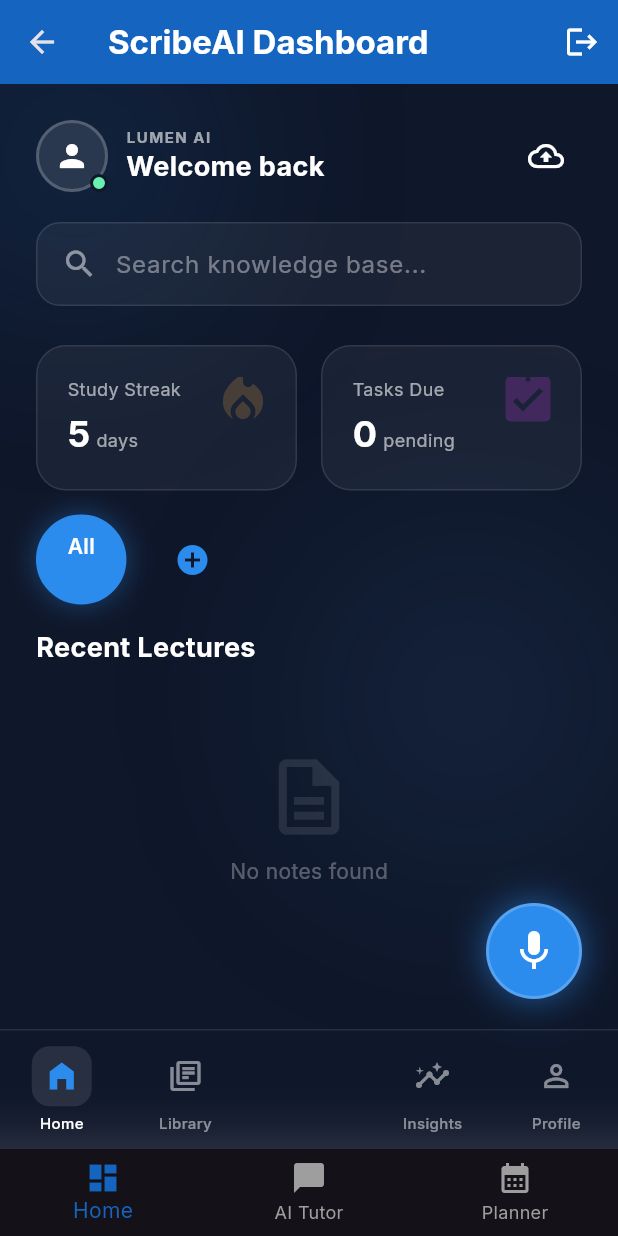
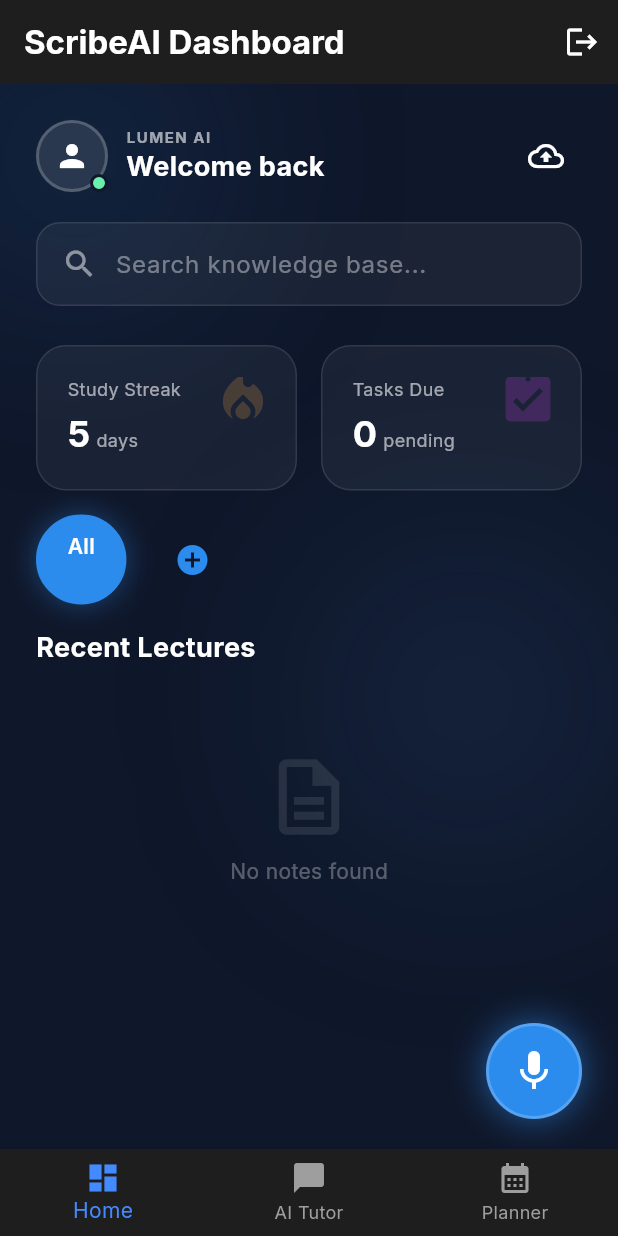
Before and after one commit to GEEK-213/scribe_ai, a Flutter app: the HomePage screen opened directly, on a phone screen of 412 x 824 dp. Run offline on Flutter 3.47's test engine with Material 3 defaults, Android fonts, the light colour scheme and no system bars; our stand-ins replace audioplayers, file_picker, flip_card, flutter_markdown, google_fonts, permission_handler and 1 more; missing offline and left inert: flutter_sound; accounts and stored records are empty; network calls fail.

Commit message:
feat: Update navigation structure and enhance HomePage UI with dark theme support

```diff
--- a/lib/main.dart
+++ b/lib/main.dart
@@ -3,7 +3,9 @@ import 'package:supabase_flutter/supabase_flutter.dart';
 import 'theme/app_theme.dart';
 import 'pages/login_page.dart';
 import 'pages/dashboard_view.dart';
-
+import 'pages/chat_selection_page.dart';
+import 'pages/profile_view.dart';
+import 'pages/home_page.dart';
 Future<void> main() async {
   WidgetsFlutterBinding.ensureInitialized();
 
@@ -28,7 +30,7 @@ class LumenApp extends StatelessWidget {
       // Check if user is logged in
       home: Supabase.instance.client.auth.currentUser == null
           ? const LoginPage()
-          : const DashboardView(),
+          : const HomePage(),
     );
   }
 }
--- a/lib/pages/dashboard_view.dart
+++ b/lib/pages/dashboard_view.dart
@@ -99,11 +99,12 @@ class _DashboardViewState extends State<DashboardView> {
   // --- MAIN UI ---
   @override
   Widget build(BuildContext context) {
-    return Scaffold(
-      backgroundColor: AppTheme.backgroundDark,
-      body: Stack(
+    // 1. REMOVE SCAFFOLD: We use a Container/Stack because HomePage already has the Scaffold
+    return Container(
+      color: AppTheme.backgroundDark,
+      child: Stack(
         children: [
-          // 1. BACKGROUND ORBS (Ambient Glow)
+          // A. BACKGROUND ORBS (Ambient Glow)
           Positioned(
             top: -100, left: -100,
             child: _buildOrb(300, const Color(0xFF2B8CEE).withOpacity(0.4)), // Primary Blue
@@ -113,25 +114,25 @@ class _DashboardViewState extends State<DashboardView> {
             child: _buildOrb(400, const Color(0xFF4AA3FF).withOpacity(0.2)), // Light Blue
           ),
 
-          // 2. MAIN SCROLL VIEW
+          // B. MAIN SCROLL VIEW
           SafeArea(
-            bottom: false, // Allow content behind nav bar
+            bottom: false,
             child: CustomScrollView(
               physics: const BouncingScrollPhysics(),
               slivers: [
-                // A. Header
+                // Header
                 SliverToBoxAdapter(child: _buildHeader()),
 
-                // B. Search Bar
+                // Search Bar
                 SliverToBoxAdapter(child: _buildSearchBar()),
 
-                // C. Quick Stats
+                // Quick Stats
                 SliverToBoxAdapter(child: _buildQuickStats()),
 
-                // D. Folders / Subjects
+                // Folders / Subjects
                 SliverToBoxAdapter(child: _buildSubjectChips()),
 
-                // E. Section Title
+                // Section Title
                 SliverToBoxAdapter(
                   child: Padding(
                     padding: const EdgeInsets.symmetric(horizontal: 24, vertical: 16),
@@ -139,7 +140,7 @@ class _DashboardViewState extends State<DashboardView> {
                   ),
                 ),
 
-                // F. Notes List
+                // Notes List
                 StreamBuilder<List<Map<String, dynamic>>>(
                   stream: _notesStream,
                   builder: (context, snapshot) {
@@ -163,15 +164,17 @@ class _DashboardViewState extends State<DashboardView> {
                   },
                 ),
 
-                // Spacer for Bottom Nav
-                const SliverPadding(padding: EdgeInsets.only(bottom: 120)),
+                // Spacer at bottom so content isn't hidden by Floating Button
+                const SliverPadding(padding: EdgeInsets.only(bottom: 100)),
               ],
             ),
           ),
 
-          // 3. FLOATING ACTION BUTTON (Mic)
+          // C. FLOATING ACTION BUTTON (Mic)
+          // We keep this Positioned because it floats over the content
           Positioned(
-            bottom: 100, right: 24,
+            bottom: 20, // Adjusted to sit just above the Main Bottom Bar
+            right: 24,
             child: GestureDetector(
               onTap: () => Navigator.push(context, MaterialPageRoute(builder: (_) => const RecordPage())),
               child: Container(
@@ -187,11 +190,8 @@ class _DashboardViewState extends State<DashboardView> {
             ),
           ),
 
-          // 4. GLASS BOTTOM NAVIGATION
-          Positioned(
-            bottom: 0, left: 0, right: 0,
-            child: _buildGlassBottomNav(),
-          ),
+          // 4. REMOVED GLASS NAVBAR
+          // The navbar is now handled by home_page.dart
         ],
       ),
     );
@@ -476,49 +476,6 @@ class _DashboardViewState extends State<DashboardView> {
     );
   }
 
-  Widget _buildGlassBottomNav() {
-    return ClipRRect(
-      child: BackdropFilter(
-        filter: ImageFilter.blur(sigmaX: 20, sigmaY: 20),
-        child: Container(
-          height: 80,
-          decoration: BoxDecoration(
-            color: const Color(0xFF0F172A).withOpacity(0.8),
-            border: Border(top: BorderSide(color: Colors.white.withOpacity(0.1))),
-          ),
-          child: Row(
-            mainAxisAlignment: MainAxisAlignment.spaceAround,
-            children: [
-              _navItem(Icons.home_filled, "Home", true),
-              _navItem(Icons.library_books_outlined, "Library", false),
-              const SizedBox(width: 40), // Space for FAB
-              _navItem(Icons.insights, "Insights", false),
-              _navItem(Icons.person_outline, "Profile", false),
-            ],
-          ),
-        ),
-      ),
-    );
-  }
-
-  Widget _navItem(IconData icon, String label, bool isActive) {
-    return Column(
-      mainAxisAlignment: MainAxisAlignment.center,
-      children: [
-        Container(
-          padding: const EdgeInsets.all(8),
-          decoration: BoxDecoration(
-            color: isActive ? Colors.white.withOpacity(0.1) : Colors.transparent,
-            borderRadius: BorderRadius.circular(12),
-          ),
-          child: Icon(icon, color: isActive ? AppTheme.primaryBlue : Colors.white.withOpacity(0.5)),
-        ),
-        const SizedBox(height: 4),
-        Text(label, style: TextStyle(color: isActive ? Colors.white : Colors.white.withOpacity(0.5), fontSize: 10, fontWeight: FontWeight.w500)),
-      ],
-    );
-  }
-
   Widget _buildEmptyState() {
     return Center(
       child: Column(
--- a/lib/pages/home_page.dart
+++ b/lib/pages/home_page.dart
@@ -4,6 +4,8 @@ import 'login_page.dart';
 import 'dashboard_view.dart';
 import 'chat_selection_page.dart';
 
+
+// We use a StatefulWidget because the UI needs to change when we tap the bottom bar.
 class HomePage extends StatefulWidget {
   const HomePage({super.key});
 
@@ -12,48 +14,101 @@ class HomePage extends StatefulWidget {
 }
 
 class _HomePageState extends State<HomePage> {
+  // Variable to keep track of which tab is currently selected (0 = First tab).
   int _selectedIndex = 0;
 
-  // 1. Create the pages once
+  // This list holds the actual screens that will show up in the body.
+  // Using 'final' because the list itself doesn't change, only the selected index changes.
   final List<Widget> _pages = [
-    const DashboardView(),
-    const ChatSelectionPage(),
-    const Center(child: Text("Study Planner Coming Soon")),
+    const DashboardView(),        // Index 0: Your Dashboard
+    const ChatSelectionPage(),    // Index 1: Your AI Chat Screen
+    // Index 2: A placeholder since you haven't built the Planner yet.
+    const Center(
+      child: Text(
+        "Study Planner Coming Soon",
+        style: TextStyle(color: Colors.white), // White text to be visible on dark background
+      ),
+    ),
   ];
 
+  // Function to handle logging out from Supabase.
   Future<void> _signOut() async {
+    // 1. Tell Supabase to sign the user out.
     await Supabase.instance.client.auth.signOut();
-    if (mounted) Navigator.pushReplacement(context, MaterialPageRoute(builder: (context) => const LoginPage()));
+
+    // 2. Check if the widget is still on screen (good practice in async functions).
+    if (mounted) {
+      // 3. Remove this screen and replace it with the Login Page.
+      Navigator.pushReplacement(
+        context,
+        MaterialPageRoute(builder: (context) => const LoginPage())
+      );
+    }
   }
 
   @override
   Widget build(BuildContext context) {
     return Scaffold(
-      backgroundColor: Colors.grey[100],
+      // DARK THEME FIX: Sets the background to a dark color like your screenshot.
+      backgroundColor: const Color(0xFF121212),
+
       appBar: AppBar(
-        elevation: 0,
-        backgroundColor: Colors.blue.shade800,
+        elevation: 0, // Removes the shadow under the app bar for a flat look.
+        backgroundColor: const Color(0xFF1E1E1E), // Slightly lighter dark for the bar.
+
+        // This logic changes the title text based on which tab is open.
         title: Text(
           _selectedIndex == 0 ? 'ScribeAI Dashboard' :
           _selectedIndex == 1 ? 'AI Tutor' : 'Planner',
-          style: const TextStyle(color: Colors.white, fontWeight: FontWeight.bold)
+          style: const TextStyle(
+            color: Colors.white, // White text for contrast
+            fontWeight: FontWeight.bold
+          )
         ),
-        actions: [IconButton(onPressed: _signOut, icon: const Icon(Icons.logout, color: Colors.white))],
-      ),
 
-      bottomNavigationBar: BottomNavigationBar(
-        currentIndex: _selectedIndex,
-        onTap: (index) => setState(() => _selectedIndex = index),
-        selectedItemColor: Colors.blue.shade800,
-        unselectedItemColor: Colors.grey,
-        items: const [
-          BottomNavigationBarItem(icon: Icon(Icons.dashboard), label: 'Home'),
-          BottomNavigationBarItem(icon: Icon(Icons.chat_bubble), label: 'AI Tutor'),
-          BottomNavigationBarItem(icon: Icon(Icons.calendar_month), label: 'Planner'),
+        // The logout button in the top right corner.
+        actions: [
+          IconButton(
+            onPressed: _signOut,
+            icon: const Icon(Icons.logout, color: Colors.white)
+          )
         ],
       ),
 
-      // 2. USE INDEXED STACK (Prevents Freezing/Reloading)
+      // The Navigation Bar at the bottom.
+      bottomNavigationBar: BottomNavigationBar(
+        // DARK THEME FIX: Matches the AppBar color.
+        backgroundColor: const Color(0xFF1E1E1E),
+
+        // Tells the bar which icon to highlight.
+        currentIndex: _selectedIndex,
+
+        // When tapped, update the state variable to the new index.
+        onTap: (index) => setState(() => _selectedIndex = index),
+
+        // Styling for the icons.
+        selectedItemColor: Colors.blueAccent, // Bright blue for the active tab.
+        unselectedItemColor: Colors.grey,     // Grey for inactive tabs.
+
+        // This creates the list of buttons at the bottom.
+        items: const [
+          BottomNavigationBarItem(
+            icon: Icon(Icons.dashboard),
+            label: 'Home'
+          ),
+          BottomNavigationBarItem(
+            icon: Icon(Icons.chat_bubble),
+            label: 'AI Tutor'
+          ),
+          BottomNavigationBarItem(
+            icon: Icon(Icons.calendar_month),
+            label: 'Planner'
+          ),
+        ],
+      ),
+
+      // IndexedStack is smart: It keeps all pages alive in the background.
+      // If you are chatting in 'AI Tutor' and switch tabs, your chat won't disappear.
       body: IndexedStack(
         index: _selectedIndex,
         children: _pages,
```
